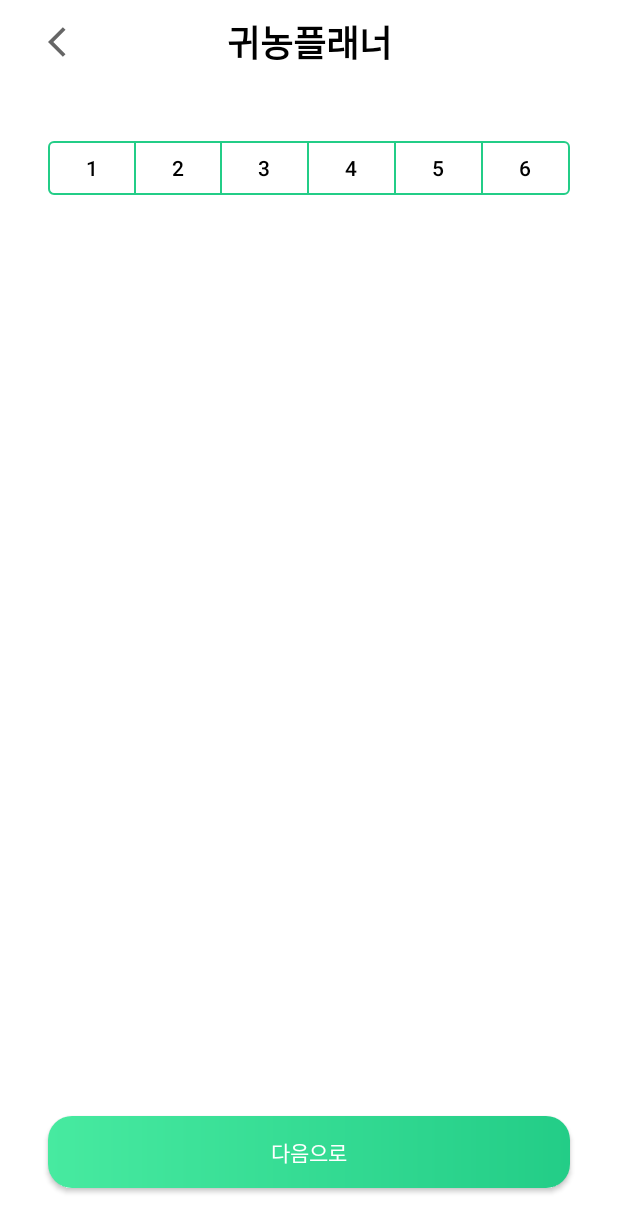
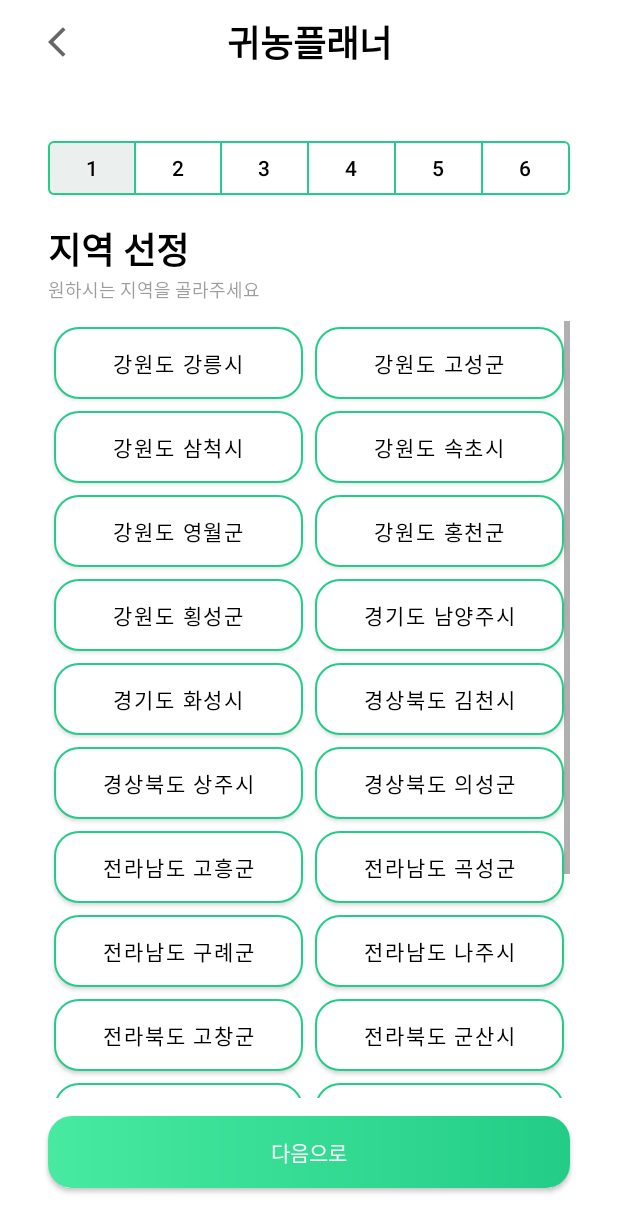
Before and after one commit to rladygks329/Return-to-farming-mate, an Android app: the PlannerActivity screen opened directly, with no data from a screen before it, on a phone screen of 412 x 824 dp. Shown: the top 1232 px of the screen. Run offline under Robolectric (Android 15) with nearby library versions, the phone set to English and light mode, and no system bars.

Commit message:
feat: select region fragment
plaennr 프레그먼트 도입,

```diff
--- a/app/src/main/java/com/android/become_a_farmer/PlannerActivity.java
+++ b/app/src/main/java/com/android/become_a_farmer/PlannerActivity.java
@@ -2,15 +2,19 @@ package com.android.become_a_farmer;
 
 import android.os.Bundle;
 import android.view.View;
+import android.widget.Toast;
 
 import androidx.annotation.Nullable;
 import androidx.appcompat.app.AppCompatActivity;
 import androidx.fragment.app.Fragment;
 
 import com.android.become_a_farmer.databinding.ActivityPlannerBinding;
+import com.google.android.material.button.MaterialButtonToggleGroup;
 
 public class PlannerActivity extends AppCompatActivity {
     private ActivityPlannerBinding binding;
+    private int current = R.id.planner_first_btn;
+    private SelectRegionFragment frag1;
 
     @Override
     protected void onCreate(@Nullable Bundle savedInstanceState) {
@@ -18,12 +22,21 @@ public class PlannerActivity extends AppCompatActivity {
         binding = ActivityPlannerBinding.inflate(getLayoutInflater());
         setContentView(binding.getRoot());
 
-        binding.plannerPrev.setOnClickListener(new View.OnClickListener() {
-            @Override
-            public void onClick(View view) {
-                finish();
+        frag1 = new SelectRegionFragment();
+        binding.plannerToggleButtonGroup.addOnButtonCheckedListener((group, checkedId, isChecked) -> {
+            if(!isChecked){
+                return;
             }
+            current = checkedId;
+            switch (checkedId){
+                case R.id.planner_first_btn:
+                    changeFragment(frag1);
+                    break;
+            }
+            Toast.makeText(PlannerActivity.this, Integer.toString(checkedId), Toast.LENGTH_SHORT).show();
         });
+        binding.plannerPrev.setOnClickListener(view -> finish());
+        changeFragment(frag1);
     }
 
     private void changeFragment(Fragment frag){
@@ -32,5 +45,12 @@ public class PlannerActivity extends AppCompatActivity {
                 .replace(R.id.planner_frame, frag)
                 .commit();
     }
+    public void moveNextStep(){
+        switch (current){
+            case R.id.planner_first_btn:
+                binding.plannerToggleButtonGroup.check(R.id.planner_second_btn);
+                break;
+        }
+    }
 
 }
--- /dev/null
+++ b/app/src/main/java/com/android/become_a_farmer/SelectRegionFragment.java
@@ -0,0 +1,77 @@
+package com.android.become_a_farmer;
+
+import androidx.fragment.app.Fragment;
+
+import android.app.Activity;
+import android.content.SharedPreferences;
+import android.os.Bundle;
+import android.view.LayoutInflater;
+import android.view.View;
+import android.view.ViewGroup;
+import android.widget.Button;
+import android.widget.Toast;
+
+import androidx.annotation.Nullable;
+
+import com.android.become_a_farmer.databinding.FragmentSelectRegionBinding;
+import com.google.android.material.button.MaterialButton;
+
+public class SelectRegionFragment extends Fragment {
+
+    private FragmentSelectRegionBinding binding;
+    private View selectedView = null;
+    @Nullable
+    @Override
+    public View onCreateView(LayoutInflater inflater, @Nullable ViewGroup container, Bundle savedInstanceState) {
+        binding = FragmentSelectRegionBinding.inflate(inflater, container, false);
+        View view = binding.getRoot();
+        String[] regions = {
+                "강원도 강릉시", "강원도 고성군", "강원도 삼척시", "강원도 속초시", "강원도 영월군", "강원도 홍천군",
+                "강원도 횡성군", "경기도 남양주시", "경기도 화성시", "경상북도 김천시", "경상북도 상주시", "경상북도 의성군",
+                "전라남도 고흥군", "전라남도 곡성군", "전라남도 구례군", "전라남도 나주시", "전라북도 고창군", "전라북도 군산시",
+                "전라북도 순창군", "전라북도 익산시", "전라북도 정읍시", "충청남도 공주시", "충청남도 아산시", "충청남도 흥성군",
+                "충청북도 음성군"
+        };
+        for (int i = 0; i < regions.length; i++) {
+            MaterialButton btn = (MaterialButton) binding.selectRegionGrid.getChildAt(i);
+            btn.setText(regions[i]);
+            btn.setTag(regions[i]);
+            btn.setOnClickListener(new View.OnClickListener() {
+                @Override
+                public void onClick(View view) {
+                    selectView(view);
+                }
+            });
+        }
+        binding.selectRegionNextBtn.setOnClickListener(view1 -> {
+            if(selectedView == null){
+                Toast.makeText(getActivity(), "지역을 선택해주세요.", Toast.LENGTH_SHORT).show();
+                return;
+            }
+            SharedPreferences pref = getActivity().getSharedPreferences("pref", Activity.MODE_PRIVATE);
+            String region = selectedView.getTag().toString();
+            SharedPreferences.Editor editor = pref.edit();
+            editor.putString("selectedRegion", region);
+            editor.commit();
+
+            PlannerActivity activity = (PlannerActivity) getActivity();
+            activity.moveNextStep();
+        });
+        return view;
+    }
+
+    private void selectView(View view){
+        if (selectedView != null) {
+            selectedView.setSelected(false);
+        }
+        view.setSelected(true);
+        selectedView = view;
+    }
+
+
+    @Override
+    public void onDestroyView() {
+        super.onDestroyView();
+        binding = null;
+    }
+}
--- /dev/null
+++ b/app/src/main/res/drawable/bg_planner_btn.xml
@@ -0,0 +1,39 @@
+<?xml version="1.0" encoding="utf-8"?>
+<selector xmlns:android="http://schemas.android.com/apk/res/android">
+    <item android:state_selected="true">
+        <shape>
+            <solid android:color="#3323CD87"/>
+            <stroke
+                android:color="@color/lightGreen"
+                android:width="1dp"/>
+            <padding
+                android:left="5dp"
+                android:top="5dp"
+                android:right="5dp"
+                android:bottom="5dp"/>
+            <corners
+                android:bottomRightRadius="16dp"
+                android:bottomLeftRadius="16dp"
+                android:topLeftRadius="16dp"
+                android:topRightRadius="16dp"/>
+        </shape>
+    </item>
+    <item android:state_selected="false">
+        <shape>
+            <solid android:color="@android:color/white"/>
+            <stroke
+                android:color="@color/lightGreen"
+                android:width="1dp"/>
+            <padding
+                android:left="5dp"
+                android:top="5dp"
+                android:right="5dp"
+                android:bottom="5dp"/>
+            <corners
+                android:bottomRightRadius="16dp"
+                android:bottomLeftRadius="16dp"
+                android:topLeftRadius="16dp"
+                android:topRightRadius="16dp"/>
+        </shape>
+    </item>
+</selector>
--- a/app/src/main/res/layout/activity_planner.xml
+++ b/app/src/main/res/layout/activity_planner.xml
@@ -42,32 +42,39 @@
         app:selectionRequired="true"
         android:weightSum="6"
         app:singleSelection="true"
+        app:checkedButton="@+id/planner_first_btn"
         app:layout_constraintEnd_toEndOf="parent"
         app:layout_constraintStart_toStartOf="parent"
         app:layout_constraintTop_toBottomOf="@+id/planner_toolbar">
 
         <com.google.android.material.button.MaterialButton
             android:theme="@style/PlannerTogggleBtn"
+            android:id="@+id/planner_first_btn"
             style="@style/PlannerTogggleBtn"
             android:text="1" />
         <com.google.android.material.button.MaterialButton
             android:theme="@style/PlannerTogggleBtn"
+            android:id="@+id/planner_second_btn"
             style="@style/PlannerTogggleBtn"
             android:text="2" />
         <com.google.android.material.button.MaterialButton
             android:theme="@style/PlannerTogggleBtn"
+            android:id="@+id/planner_third_btn"
             style="@style/PlannerTogggleBtn"
             android:text="3" />
         <com.google.android.material.button.MaterialButton
             android:theme="@style/PlannerTogggleBtn"
+            android:id="@+id/planner_fourth_btn"
             style="@style/PlannerTogggleBtn"
             android:text="4" />
         <com.google.android.material.button.MaterialButton
             android:theme="@style/PlannerTogggleBtn"
+            android:id="@+id/planner_fifth_btn"
             style="@style/PlannerTogggleBtn"
             android:text="5" />
         <com.google.android.material.button.MaterialButton
             android:theme="@style/PlannerTogggleBtn"
+            android:id="@+id/planner_sixth_btn"
             style="@style/PlannerTogggleBtn"
             android:text="6" />
     </com.google.android.material.button.MaterialButtonToggleGroup>
@@ -76,23 +83,12 @@
         android:id="@+id/planner_frame"
         android:layout_width="0dp"
         android:layout_height="0dp"
-        app:layout_constraintBottom_toTopOf="@+id/planner_next_btn"
+        app:layout_constraintBottom_toBottomOf="parent"
         app:layout_constraintEnd_toEndOf="parent"
         app:layout_constraintHorizontal_bias="0.0"
         app:layout_constraintStart_toStartOf="parent"
         app:layout_constraintTop_toBottomOf="@+id/planner_toggle_button_group"
         app:layout_constraintVertical_bias="0.0" />
 
-    <com.google.android.material.button.MaterialButton
-        android:id="@+id/planner_next_btn"
-        style="@style/materialBtn"
-        android:layout_width="match_parent"
-        android:layout_height="wrap_content"
-        android:layout_marginHorizontal="32dp"
-        android:layout_marginBottom="32dp"
-        android:text="다음으로"
-        app:layout_constraintBottom_toBottomOf="parent"
-        app:layout_constraintEnd_toEndOf="parent"
-        app:layout_constraintStart_toStartOf="parent" />
 
 </androidx.constraintlayout.widget.ConstraintLayout>
--- /dev/null
+++ b/app/src/main/res/layout/fragment_select_region.xml
@@ -0,0 +1,104 @@
+<?xml version="1.0" encoding="utf-8"?>
+<androidx.constraintlayout.widget.ConstraintLayout xmlns:android="http://schemas.android.com/apk/res/android"
+    xmlns:app="http://schemas.android.com/apk/res-auto"
+    xmlns:tools="http://schemas.android.com/tools"
+    android:layout_width="match_parent"
+    android:layout_height="match_parent">
+
+    <TextView
+        style="@style/PlannerTitleTv"
+        android:layout_marginTop="12dp"
+        android:id="@+id/select_region_title"
+        android:text="지역 선정"
+        app:layout_constraintStart_toStartOf="parent"
+        app:layout_constraintTop_toTopOf="parent" />
+
+    <TextView
+        style="@style/PlannerInfoTv"
+        android:id="@+id/select_region_info"
+        android:text="원하시는 지역을 골라주세요"
+        app:layout_constraintStart_toStartOf="@+id/select_region_title"
+        app:layout_constraintTop_toBottomOf="@+id/select_region_title" />
+
+    <ScrollView
+        android:layout_width="0dp"
+        android:layout_height="0dp"
+        android:layout_marginHorizontal="32dp"
+        android:layout_marginTop="12dp"
+        android:layout_marginBottom="12dp"
+        app:layout_constraintBottom_toTopOf="@+id/select_region_next_btn"
+        app:layout_constraintEnd_toEndOf="parent"
+        app:layout_constraintStart_toStartOf="parent"
+        app:layout_constraintTop_toBottomOf="@+id/select_region_info">
+        <GridLayout
+            android:id="@+id/select_region_grid"
+            android:layout_width="match_parent"
+            android:layout_height="wrap_content"
+            android:alignmentMode="alignBounds"
+            android:columnCount="2"
+            android:orientation="horizontal"
+            android:useDefaultMargins="true">
+
+            <Button style="@style/PlannerSelectBtn" />
+
+            <Button style="@style/PlannerSelectBtn" />
+
+            <Button style="@style/PlannerSelectBtn" />
+
+            <Button style="@style/PlannerSelectBtn" />
+
+            <Button style="@style/PlannerSelectBtn" />
+
+            <Button style="@style/PlannerSelectBtn" />
+
+            <Button style="@style/PlannerSelectBtn" />
+
+            <Button style="@style/PlannerSelectBtn" />
+
+            <Button style="@style/PlannerSelectBtn" />
+
+            <Button style="@style/PlannerSelectBtn" />
+
+            <Button style="@style/PlannerSelectBtn" />
+
+            <Button style="@style/PlannerSelectBtn" />
+
+            <Button style="@style/PlannerSelectBtn" />
+
+            <Button style="@style/PlannerSelectBtn" />
+
+            <Button style="@style/PlannerSelectBtn" />
+
+            <Button style="@style/PlannerSelectBtn" />
+
+            <Button style="@style/PlannerSelectBtn" />
+
+            <Button style="@style/PlannerSelectBtn" />
+
+            <Button style="@style/PlannerSelectBtn" />
+
+            <Button style="@style/PlannerSelectBtn" />
+
+            <Button style="@style/PlannerSelectBtn" />
+
+            <Button style="@style/PlannerSelectBtn" />
+
+            <Button style="@style/PlannerSelectBtn" />
+
+            <Button style="@style/PlannerSelectBtn" />
+
+            <Button style="@style/PlannerSelectBtn" />
+        </GridLayout>
+    </ScrollView>
+    <com.google.android.material.button.MaterialButton
+        android:id="@+id/select_region_next_btn"
+        style="@style/materialBtn"
+        android:layout_width="match_parent"
+        android:layout_height="wrap_content"
+        android:layout_marginHorizontal="32dp"
+        android:layout_marginBottom="32dp"
+        android:text="다음으로"
+        app:layout_constraintBottom_toBottomOf="parent"
+        app:layout_constraintEnd_toEndOf="parent"
+        app:layout_constraintStart_toStartOf="parent" />
+</androidx.constraintlayout.widget.ConstraintLayout>
--- a/app/src/main/res/values/styles.xml
+++ b/app/src/main/res/values/styles.xml
@@ -1,4 +1,4 @@
-<resources>
+<resources xmlns:tools="http://schemas.android.com/tools">
     <!-- Base application theme. -->
     <style name="AppTheme" parent="Theme.MaterialComponents.Light.NoActionBar">
         <!-- Customize your theme here. -->
@@ -165,4 +165,35 @@
         <item name="android:textColor">@android:color/black</item>
         <item name="strokeColor">@color/lightGreen</item>
     </style>
+
+    <style name="PlannerTitleTv">
+        <item name="android:layout_width">wrap_content</item>
+        <item name="android:layout_height">wrap_content</item>
+        <item name="android:layout_marginLeft">32dp</item>
+        <item name="android:textSize">24sp</item>
+        <item name="android:textStyle">bold</item>
+        <item name="android:textColor">@android:color/black</item>
+        <item name="android:fontFamily">@font/notosanskr_black</item>
+        <item name="android:includeFontPadding">false</item>
+    </style>
+
+    <style name="PlannerInfoTv">
+        <item name="android:layout_width">wrap_content</item>
+        <item name="android:layout_height">wrap_content</item>
+        <item name="android:textSize">12sp</item>
+        <item name="android:textStyle">normal</item>
+        <item name="android:textColor">@color/darkGray</item>
+        <item name="android:fontFamily">@font/notosanskr_black</item>
+        <item name="android:includeFontPadding">false</item>
+        <item name="android:alpha">0.5</item>
+    </style>
+
+
+    <style name="PlannerSelectBtn" parent="Widget.MaterialComponents.Button">
+        <item name="android:background">@drawable/bg_planner_btn</item>
+        <item name="android:layout_columnWeight" tools:targetApi="lollipop">1</item>
+        <item name="backgroundTint">@null</item>
+        <item name="fontFamily">@font/notosanskr_black</item>
+        <item name="android:textColor">@android:color/black</item>
+    </style>
 </resources>
```
